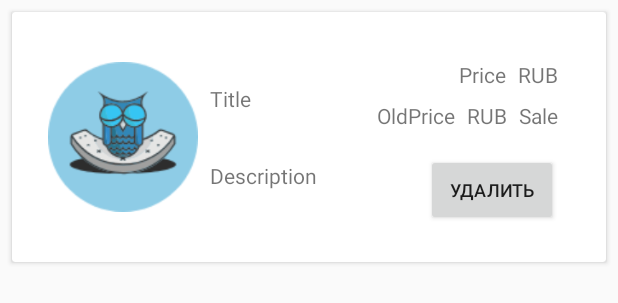
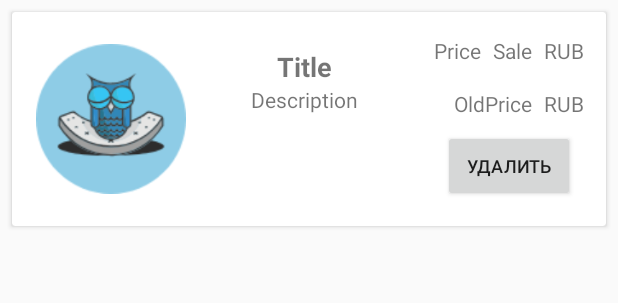
Before and after one commit to iamFrunze/sito.store, an Android app: the layout item_for_cart.xml on its own in the app's theme, with its tools: preview values and no code run, on a phone screen of 412 x 824 dp. Shown: the top 303 px of the screen. Run offline under Robolectric (Android 15) with nearby library versions, the phone set to English and light mode, and no system bars.

Commit message:
so so complit

```diff
--- a/app/src/main/java/com/byfrunze/sitostore/DBRealm/DataHelper.java
+++ b/app/src/main/java/com/byfrunze/sitostore/DBRealm/DataHelper.java
@@ -28,10 +28,10 @@ public class DataHelper {
         });
     }
 
-    public static void deleteItem(Realm mRealm, List<Product> product, int pos) {
+    public static void deleteItem(Realm mRealm,String id) {
         mRealm.executeTransaction(realm -> {
             RealmResults<FavouriteDataBase> favouriteDB = mRealm.where(FavouriteDataBase.class)
-                    .equalTo("id", product.get(pos).getId()).findAll();
+                    .equalTo("id", id).findAll();
             if (!favouriteDB.isEmpty()) {
                 for (FavouriteDataBase DB : favouriteDB) {
                     Log.i("TAG", "\ndeleteItem: " + DB.getTitle());
--- a/app/src/main/java/com/byfrunze/sitostore/ui/catalog/TargetItemActivity.java
+++ b/app/src/main/java/com/byfrunze/sitostore/ui/catalog/TargetItemActivity.java
@@ -80,7 +80,8 @@ public class TargetItemActivity extends AppCompatActivity {
                 Log.i(TAG, "SIZE: " + mRealm.where(FavouriteDataBase.class).findAll().size());
 
             } else {
-                DataHelper.deleteItem(mRealm, listProduct, position);
+                DataHelper.deleteItem(mRealm, listProduct.get(position).getId());
+                //DataHelper.deleteItem(mRealm, listProduct, position);
                 Log.i(TAG, "onCreateDELETE: " + mRealm.where(FavouriteDataBase.class).findAllAsync());
                 Log.i(TAG, "SIZE: " + mRealm.where(FavouriteDataBase.class).findAll().size());
             }
--- a/app/src/main/res/layout/item_for_cart.xml
+++ b/app/src/main/res/layout/item_for_cart.xml
@@ -1,6 +1,5 @@
 <?xml version="1.0" encoding="utf-8"?>
-<LinearLayout
-    xmlns:android="http://schemas.android.com/apk/res/android"
+<LinearLayout xmlns:android="http://schemas.android.com/apk/res/android"
     xmlns:app="http://schemas.android.com/apk/res-auto"
     xmlns:tools="http://schemas.android.com/tools"
     android:layout_width="match_parent"
@@ -18,7 +17,8 @@
         <androidx.constraintlayout.widget.ConstraintLayout
             android:layout_width="match_parent"
             android:layout_height="wrap_content"
-        android:padding="16dp">
+            android:padding="8dp"
+            >
 
             <ImageView
                 android:id="@+id/imageViewRecCartProduct"
@@ -30,91 +30,112 @@
                 app:layout_constraintTop_toTopOf="parent"
                 app:srcCompat="@drawable/intro_ico_2" />
 
+
             <TextView
                 android:id="@+id/textViewRecCartTitle"
                 android:layout_width="wrap_content"
                 android:layout_height="wrap_content"
                 android:layout_marginStart="8dp"
+                android:layout_marginTop="16dp"
+                android:layout_marginEnd="8dp"
                 android:text="@string/def_title"
+                android:textAlignment="center"
+                android:textSize="18sp"
+                android:textStyle="bold"
                 app:layout_constraintBottom_toTopOf="@+id/textViewRecCartDescription"
+                app:layout_constraintEnd_toStartOf="@+id/guidelineCartCenter"
                 app:layout_constraintStart_toEndOf="@+id/imageViewRecCartProduct"
                 app:layout_constraintTop_toTopOf="parent" />
 
             <TextView
                 android:id="@+id/textViewRecCartDescription"
-            android:layout_width="wrap_content"
+                android:layout_width="0dp"
                 android:layout_height="wrap_content"
                 android:layout_marginStart="8dp"
+                android:layout_marginEnd="8dp"
                 android:text="@string/def_description"
-            app:layout_constraintBottom_toBottomOf="parent"
+                android:textAlignment="center"
+                app:layout_constraintEnd_toStartOf="@+id/guidelineCartCenter"
                 app:layout_constraintStart_toEndOf="@+id/imageViewRecCartProduct"
                 app:layout_constraintTop_toBottomOf="@+id/textViewRecCartTitle" />
 
-        <TextView
-            android:id="@+id/textViewRecCartRUBPr"
+
+            <LinearLayout
                 android:layout_width="wrap_content"
                 android:layout_height="wrap_content"
-            android:layout_marginTop="16dp"
-            android:layout_marginEnd="16dp"
-            android:text="@string/def_rub"
+                android:orientation="vertical"
+                app:layout_constraintBottom_toBottomOf="parent"
                 app:layout_constraintEnd_toEndOf="parent"
-            app:layout_constraintTop_toTopOf="parent" />
+                app:layout_constraintStart_toStartOf="@+id/guidelineCartCenter"
+                app:layout_constraintTop_toTopOf="parent">
+
+                <LinearLayout
+                    android:layout_width="wrap_content"
+                    android:layout_height="wrap_content"
+                    android:layout_margin="8dp"
+                    android:orientation="horizontal"
+                    android:layout_gravity="end">
 
                     <TextView
                         android:id="@+id/textViewRecCartPrice"
                         android:layout_width="wrap_content"
                         android:layout_height="wrap_content"
-            android:layout_marginTop="16dp"
-            android:layout_marginEnd="8dp"
-            android:text="@string/def_price"
-            app:layout_constraintEnd_toStartOf="@+id/textViewRecCartRUBPr"
-            app:layout_constraintTop_toTopOf="parent" />
+                        android:text="@string/def_price" />
 
                     <TextView
                         android:id="@+id/textViewRecCartSale"
                         android:layout_width="wrap_content"
                         android:layout_height="wrap_content"
-            android:layout_marginTop="8dp"
-            android:layout_marginEnd="16dp"
-            android:text="@string/def_sale"
-            app:layout_constraintBottom_toTopOf="@+id/buttonRecCartDelete"
-            app:layout_constraintEnd_toEndOf="parent"
-            app:layout_constraintTop_toBottomOf="@+id/textViewRecCartRUBPr" />
+                        android:layout_marginStart="8dp"
+                        android:text="@string/def_sale" />
 
                     <TextView
                         android:id="@+id/textViewRecCartRUB"
                         android:layout_width="wrap_content"
                         android:layout_height="wrap_content"
-            android:layout_marginTop="8dp"
-            android:layout_marginEnd="8dp"
-            android:text="@string/def_rub"
-            app:layout_constraintEnd_toStartOf="@+id/textViewRecCartSale"
-            app:layout_constraintTop_toBottomOf="@+id/textViewRecCartPrice" />
+                        android:layout_marginStart="8dp"
+                        android:text="@string/def_rub" />
+                </LinearLayout>
+
+                <LinearLayout
+                    android:layout_width="wrap_content"
+                    android:layout_height="wrap_content"
+                    android:layout_margin="8dp"
+                    android:orientation="horizontal"
+                    android:layout_gravity="end">
 
                     <TextView
                         android:id="@+id/textViewRecCartOldPrice"
                         android:layout_width="wrap_content"
                         android:layout_height="wrap_content"
-            android:layout_marginTop="8dp"
-            android:layout_marginEnd="8dp"
                         android:lineSpacingExtra="14sp"
                         android:text="@string/def_oldprice"
-            android:textAllCaps="false"
-            app:layout_constraintEnd_toStartOf="@+id/textViewRecCartRUB"
-            app:layout_constraintTop_toBottomOf="@+id/textViewRecCartPrice" />
+                        android:textAllCaps="false" />
+
+                    <TextView
+                        android:id="@+id/textViewRecCartRUBOldPrice"
+                        android:layout_width="wrap_content"
+                        android:layout_height="wrap_content"
+                        android:layout_marginStart="8dp"
+                        android:text="@string/def_rub" />
+                </LinearLayout>
 
                 <Button
                     android:id="@+id/buttonRecCartDelete"
                     android:layout_width="wrap_content"
                     android:layout_height="wrap_content"
-            android:layout_marginTop="16dp"
-            android:layout_marginEnd="16dp"
-            android:layout_marginBottom="8dp"
                     android:text="@string/delete"
                     android:textSize="12sp"
-            app:layout_constraintBottom_toBottomOf="parent"
-            app:layout_constraintEnd_toEndOf="parent"
-            app:layout_constraintTop_toBottomOf="@+id/textViewRecCartSale" />
+                    android:layout_gravity="center"
+                    android:layout_marginBottom="8dp"/>
+            </LinearLayout>
+
+            <androidx.constraintlayout.widget.Guideline
+                android:id="@+id/guidelineCartCenter"
+                android:layout_width="wrap_content"
+                android:layout_height="wrap_content"
+                android:orientation="vertical"
+                app:layout_constraintGuide_percent="0.7" />
         </androidx.constraintlayout.widget.ConstraintLayout>
     </androidx.cardview.widget.CardView>
 </LinearLayout>
--- a/app/src/main/res/layout/search_list_item.xml
+++ b/app/src/main/res/layout/search_list_item.xml
@@ -100,7 +100,7 @@
                 app:layout_constraintTop_toTopOf="@+id/textViewRecCartTitleSize" />
 
             <TextView
-                android:id="@+id/textViewRecCartRUBPr"
+                android:id="@+id/textViewRecCartRUBOldPrice"
                 android:layout_width="wrap_content"
                 android:layout_height="wrap_content"
                 android:layout_marginTop="16dp"
@@ -116,7 +116,7 @@
                 android:layout_marginTop="16dp"
                 android:layout_marginEnd="8dp"
                 android:text="@string/def_price"
-                app:layout_constraintEnd_toStartOf="@+id/textViewRecCartRUBPr"
+                app:layout_constraintEnd_toStartOf="@+id/textViewRecCartRUBOldPrice"
                 app:layout_constraintTop_toTopOf="parent" />
 
             <TextView
@@ -128,7 +128,7 @@
                 android:text="@string/def_sale"
                 app:layout_constraintBottom_toTopOf="@+id/buttonRecCartDelete"
                 app:layout_constraintEnd_toEndOf="parent"
-                app:layout_constraintTop_toBottomOf="@+id/textViewRecCartRUBPr" />
+                app:layout_constraintTop_toBottomOf="@+id/textViewRecCartRUBOldPrice" />
 
             <TextView
                 android:id="@+id/textViewRecCartRUB"
```
Also changed, not shown: app/src/main/java/com/byfrunze/sitostore/Adapters/CartRealmAdapter.java (+28 -1 lines), app/src/main/java/com/byfrunze/sitostore/Adapters/TargetItemAdapter.java (+1 -9 lines), app/src/main/java/com/byfrunze/sitostore/ui/cart/CartFragment.java (+25 -3 lines), app/src/main/java/com/byfrunze/sitostore/ui/cart/Results.java (added, +40 -0 lines). Lines whose indentation alone changed are shown as unchanged.
